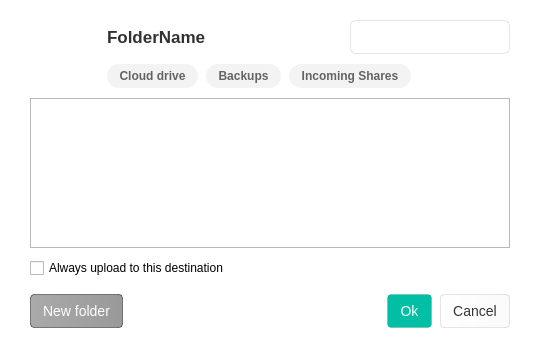
Above: src/MEGASync/gui/node_selector/gui/win/NodeSelectorTreeViewWidget.ui from meganz/MEGAsync before the change. Below: the same form after it.
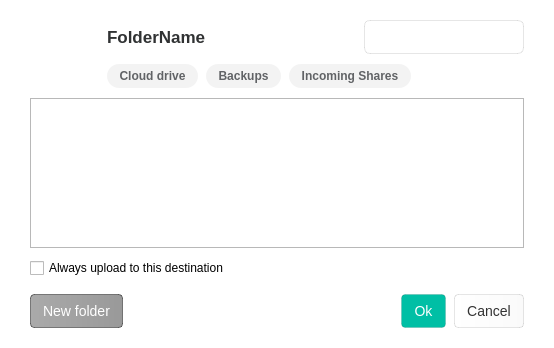
That is the form after the change. Icons and pictures are not drawn. Custom widgets are drawn as their Qt base class.

Patch:
```diff
--- a/src/MEGASync/gui/node_selector/gui/win/NodeSelectorTreeViewWidget.ui
+++ b/src/MEGASync/gui/node_selector/gui/win/NodeSelectorTreeViewWidget.ui
@@ -6,7 +6,7 @@
    <rect>
     <x>0</x>
     <y>0</y>
-    <width>540</width>
+    <width>554</width>
     <height>348</height>
    </rect>
   </property>
```
Left out of the diff: 40 changed lines with no effect on the pictures.
